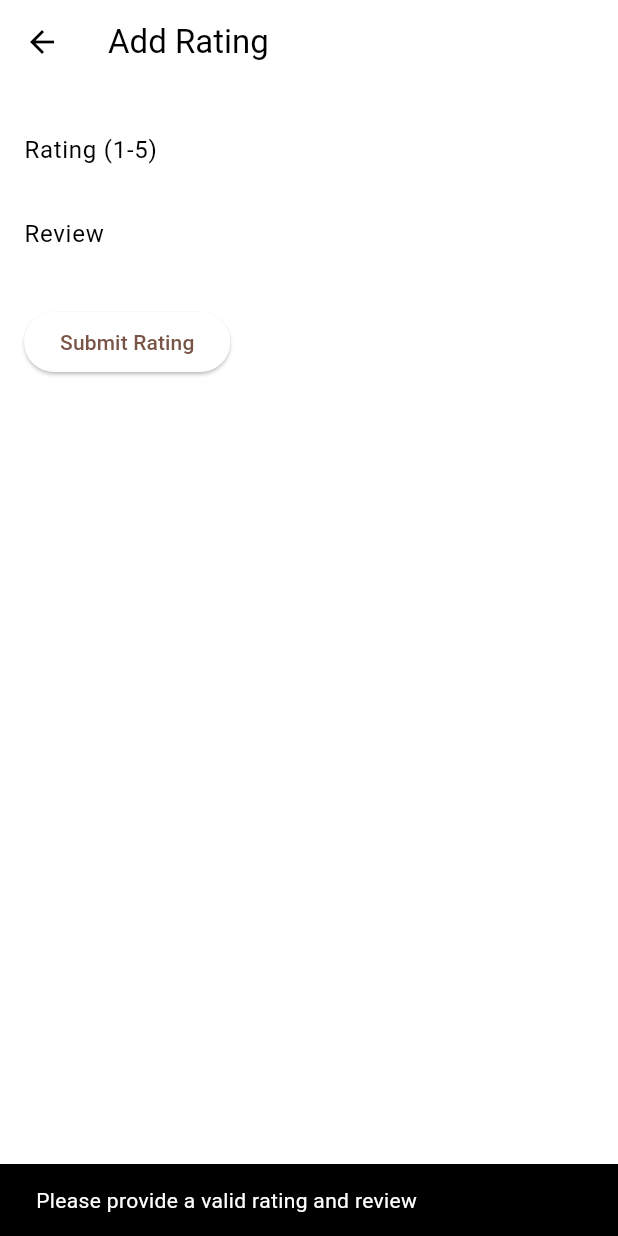
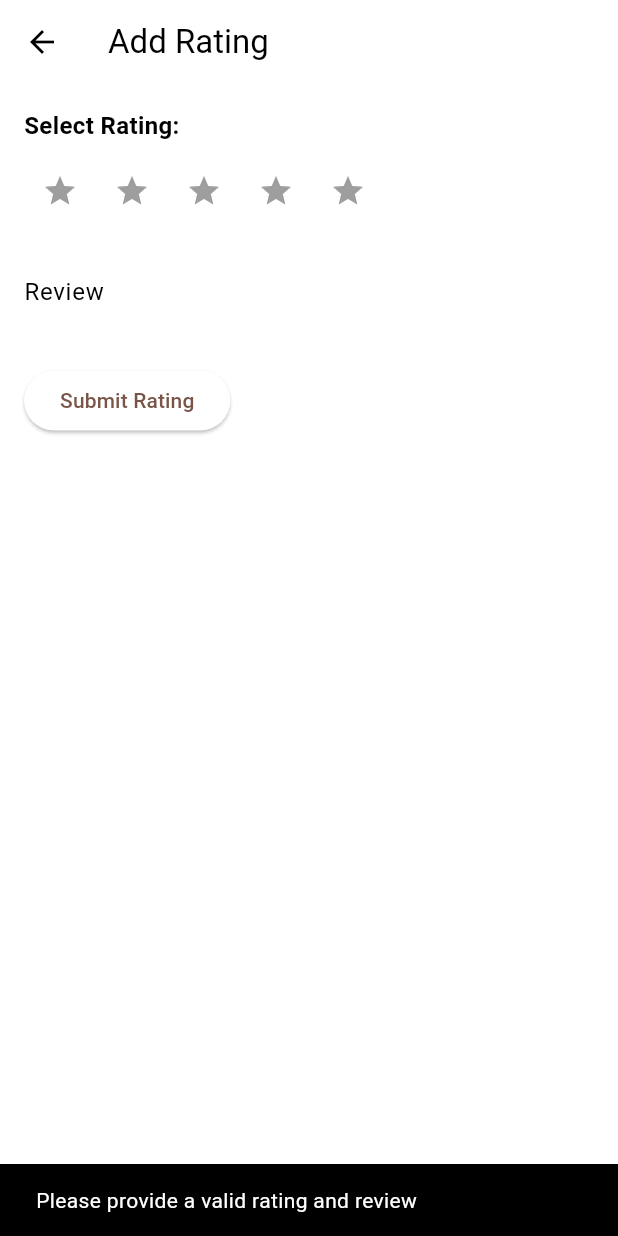
Before and after one commit to sugonamu/balinchill, a Flutter app: the AddRatingPage screen opened directly with empty values, after a tap on "Submit Rating", on a phone screen of 412 x 824 dp. Run offline on Flutter 3.47's test engine with Material 3 defaults, Android fonts, the phone set to English and light mode, and no system bars; our stand-ins replace envied; missing offline and left inert: pbp_django_auth; generated files the repository leaves out were written again.

Commit message:
not finished rating

```diff
--- a/lib/rating/screens/addrating.dart
+++ b/lib/rating/screens/addrating.dart
@@ -1,8 +1,8 @@
 import 'package:flutter/material.dart';
 import 'package:balinchill/services/api_service.dart';
 import 'package:pbp_django_auth/pbp_django_auth.dart';
-import 'package:provider/provider.dart';
 import 'package:balinchill/env.dart';
+
 class AddRatingPage extends StatefulWidget {
   final int hotelId;
 
@@ -13,58 +13,86 @@ class AddRatingPage extends StatefulWidget {
 }
 
 class _AddRatingPageState extends State<AddRatingPage> {
-  final _ratingController = TextEditingController();
+  int _selectedRating = 0; // Store the selected rating
   final _reviewController = TextEditingController();
 
-  late ApiService apiService; // Declare apiService
+  late final CookieRequest request;
+  late final ApiService apiService;
+
+  @override
+  void initState() {
+    super.initState();
+
+    // Initialize the CookieRequest and ApiService here
+    request = CookieRequest();
+    apiService = ApiService(baseUrl: Env.backendUrl, request: request);
+  }
 
   // Function to add rating
-  void _submitRating() async {
-    final rating = int.tryParse(_ratingController.text) ?? 0;
+  Future<void> _submitRating() async {
     final review = _reviewController.text;
 
-    if (rating >= 1 && rating <= 5 && review.isNotEmpty) {
+    if (_selectedRating >= 1 && _selectedRating <= 5 && review.isNotEmpty) {
       try {
         // Call addRating from ApiService
-        await apiService.addRating(widget.hotelId, rating, review);
-        ScaffoldMessenger.of(context).showSnackBar(SnackBar(content: Text('Rating added successfully')));
-        Navigator.pop(context);  // Go back to the previous screen
+        await apiService.addRating(widget.hotelId, _selectedRating, review);
+        ScaffoldMessenger.of(context).showSnackBar(
+          const SnackBar(content: Text('Rating added successfully')),
+        );
+        Navigator.pop(context); // Go back to the previous screen
       } catch (e) {
-        ScaffoldMessenger.of(context).showSnackBar(SnackBar(content: Text('Failed to add rating')));
+        ScaffoldMessenger.of(context).showSnackBar(
+          const SnackBar(content: Text('Failed to add rating')),
+        );
       }
     } else {
-      ScaffoldMessenger.of(context).showSnackBar(SnackBar(content: Text('Please provide a valid rating and review')));
+      ScaffoldMessenger.of(context).showSnackBar(
+        const SnackBar(content: Text('Please provide a valid rating and review')),
+      );
     }
   }
 
   @override
   Widget build(BuildContext context) {
-    // Get the request (CookieRequest) from the context
-    final request = context.watch<CookieRequest>();
-
-    // Initialize the ApiService with the baseUrl and request
-    apiService = ApiService(baseUrl: '${Env.backendUrl}', request: request);
-
     return Scaffold(
-      appBar: AppBar(title: Text('Add Rating')),
+      appBar: AppBar(title: const Text('Add Rating')),
       body: Padding(
         padding: const EdgeInsets.all(16.0),
         child: Column(
           crossAxisAlignment: CrossAxisAlignment.start,
           children: [
-            TextField(
-              controller: _ratingController,
-              keyboardType: TextInputType.number,
-              decoration: InputDecoration(labelText: 'Rating (1-5)'),
+            const Text(
+              'Select Rating:',
+              style: TextStyle(fontSize: 16, fontWeight: FontWeight.bold),
             ),
+            const SizedBox(height: 8.0),
+            Row(
+              mainAxisAlignment: MainAxisAlignment.start,
+              children: List.generate(5, (index) {
+                return IconButton(
+                  icon: Icon(
+                    Icons.star,
+                    color: index < _selectedRating
+                        ? Colors.amber
+                        : Colors.grey,
+                  ),
+                  onPressed: () {
+                    setState(() {
+                      _selectedRating = index + 1; // Update selected rating
+                    });
+                  },
+                );
+              }),
+            ),
+            const SizedBox(height: 16.0),
             TextField(
               controller: _reviewController,
-              decoration: InputDecoration(labelText: 'Review'),
+              decoration: const InputDecoration(labelText: 'Review'),
             ),
-            SizedBox(height: 20),
+            const SizedBox(height: 20),
             ElevatedButton(
               onPressed: _submitRating,
-              child: Text('Submit Rating'),
+              child: const Text('Submit Rating'),
             ),
           ],
         ),
```
Also changed, not shown: lib/booking/screens/hotel_detail_page.dart (+50 -6 lines), lib/services/api_service.dart (+14 -4 lines).
